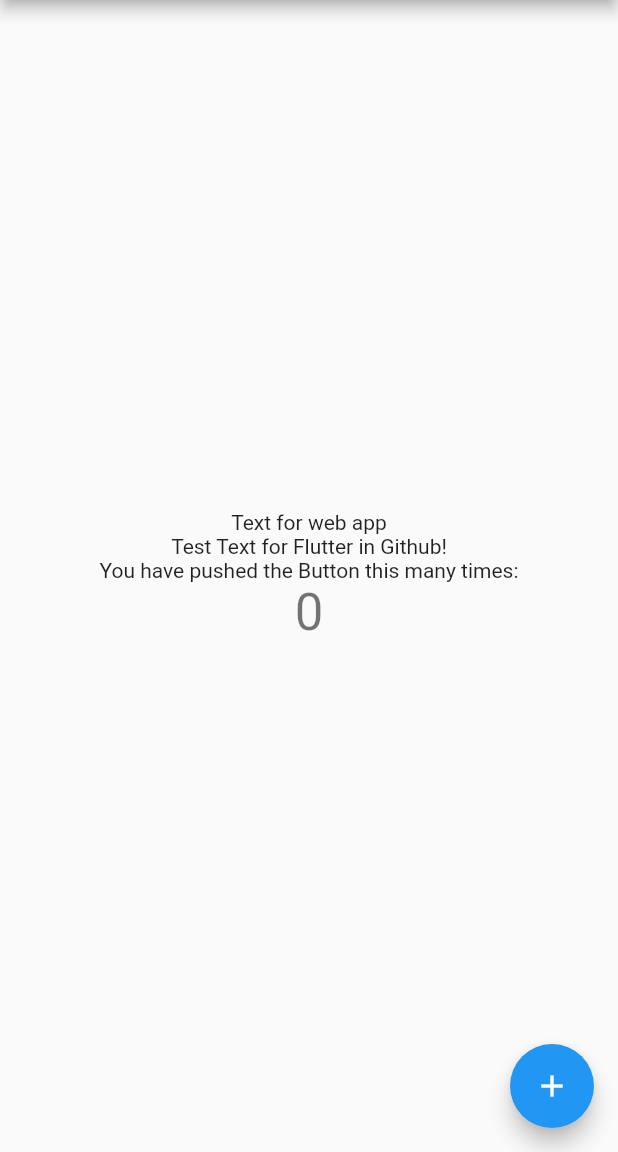
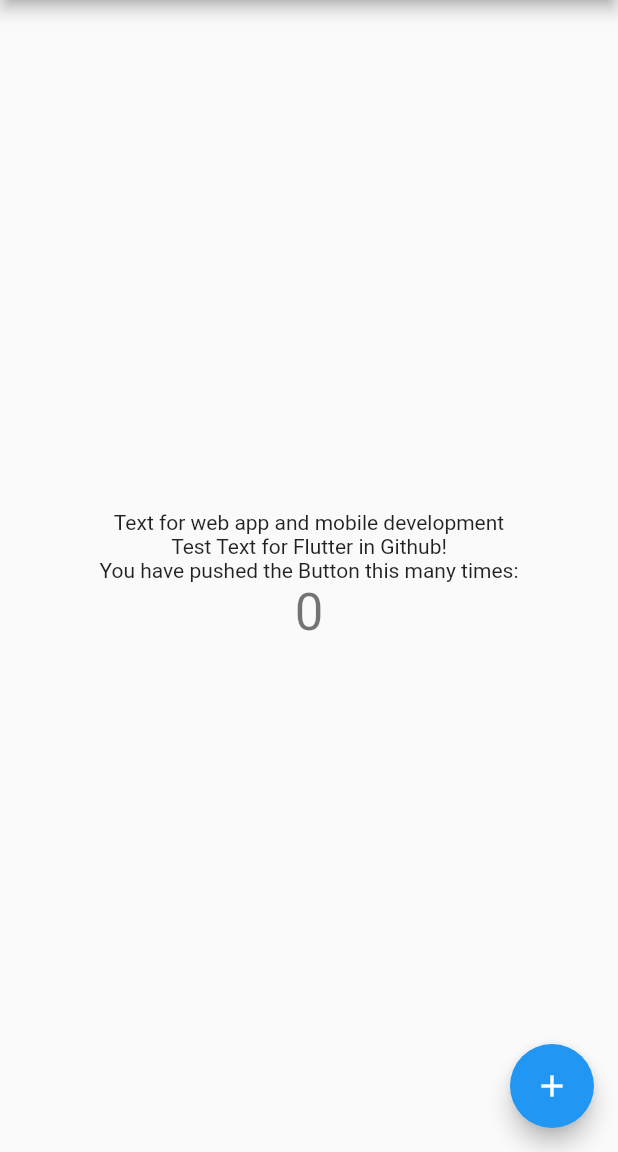
Before and after one commit to omega391/movieapp, a Flutter app: the screen it shows after launch, on a phone screen of 412 x 824 dp, the part 84-1236 px from its top. Run offline on Flutter 3.47's test engine with Material 2 defaults, Android fonts, the phone set to English and light mode, and no system bars.

Commit message:
update main.dart

```diff
--- a/lib/main.dart
+++ b/lib/main.dart
@@ -98,7 +98,7 @@ class _MyHomePageState extends State<MyHomePage> {
           mainAxisAlignment: MainAxisAlignment.center,
           children: <Widget>[
             Text(
-              'Text for web app'
+              'Text for web app and mobile development'
               ),
             Text(
               'Test Text for Flutter in Github!'
```
